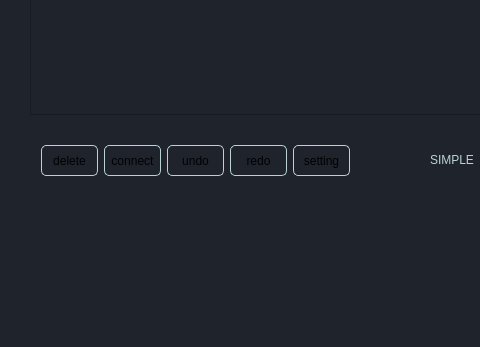
First picture: the form in mainwindow.ui, repository pandix73/qtgraphics, before the edit; both pictures show x 0 to 480 and y 522 to 869 of the 1129 by 869 pixel window.
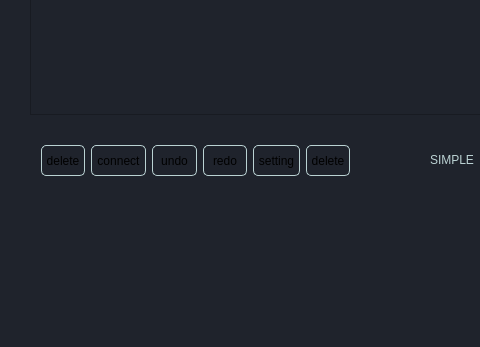
Second picture: the form after the edit. Icons and pictures are not drawn.

What changed in the file:
```diff
--- a/mainwindow.ui
+++ b/mainwindow.ui
@@ -195,6 +195,44 @@
        </property>
       </widget>
      </item>
+     <item>
+      <widget class="QToolButton" name="controlpad_btn">
+       <property name="sizePolicy">
+        <sizepolicy hsizetype="Preferred" vsizetype="Preferred">
+         <horstretch>1</horstretch>
+         <verstretch>1</verstretch>
+        </sizepolicy>
+       </property>
+       <property name="toolTip">
+        <string>delete</string>
+       </property>
+       <property name="autoFillBackground">
+        <bool>false</bool>
+       </property>
+       <property name="styleSheet">
+        <string notr="true"/>
+       </property>
+       <property name="text">
+        <string notr="true">delete</string>
+       </property>
+       <property name="icon">
+        <iconset resource="resource.qrc">
+         <normaloff>:/MainWindow/Icons/Icons/controlpad.png</normaloff>:/MainWindow/Icons/Icons/controlpad.png</iconset>
+       </property>
+       <property name="iconSize">
+        <size>
+         <width>30</width>
+         <height>23</height>
+        </size>
+       </property>
+       <property name="checkable">
+        <bool>true</bool>
+       </property>
+       <property name="autoRaise">
+        <bool>false</bool>
+       </property>
+      </widget>
+     </item>
     </layout>
    </widget>
    <widget class="QSplitter" name="splitter">
```
Left out of the diff: 26 changed lines with no effect on the pictures.
